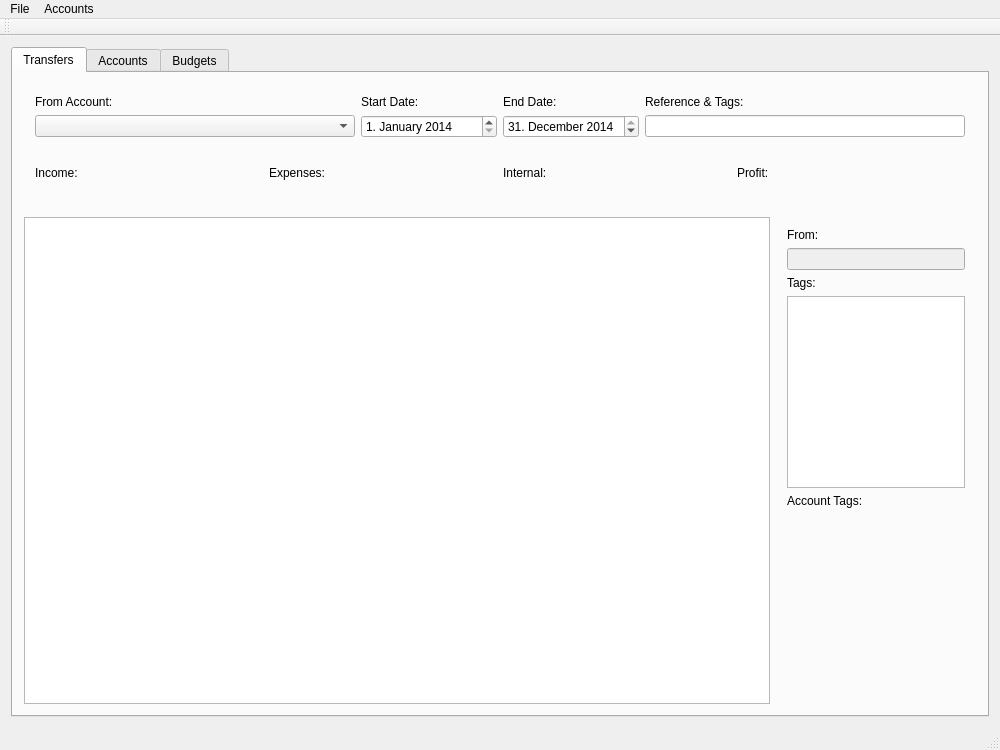
Marvin182/Moneyphant, file ui/mainwindow.ui: the form before one commit.
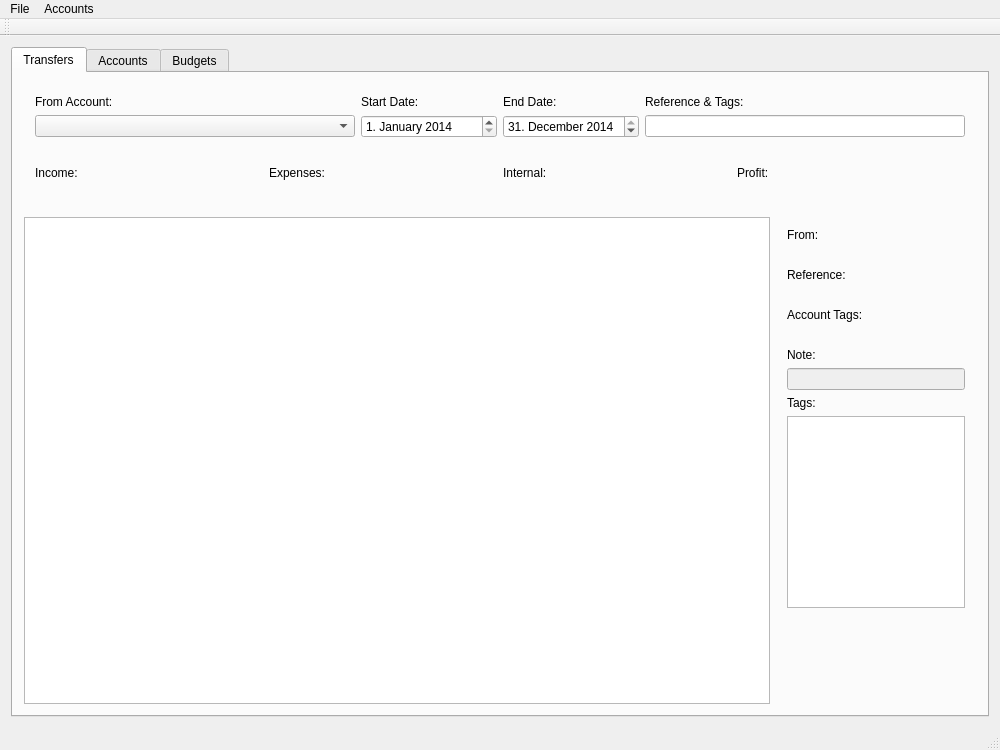
The form after the commit. Custom widgets are drawn as their Qt base class.

Commit message: Allow editing transfer tags

Diff of the .ui file:
```diff
--- a/ui/mainwindow.ui
+++ b/ui/mainwindow.ui
@@ -209,7 +209,49 @@
               </widget>
              </item>
              <item>
-              <widget class="QLineEdit" name="transferFrom">
+              <widget class="QLabel" name="transferFrom">
+               <property name="text">
+                <string/>
+               </property>
+              </widget>
+             </item>
+             <item>
+              <widget class="QLabel" name="label_23">
+               <property name="text">
+                <string>Reference:</string>
+               </property>
+              </widget>
+             </item>
+             <item>
+              <widget class="QLabel" name="transferReference">
+               <property name="text">
+                <string/>
+               </property>
+              </widget>
+             </item>
+             <item>
+              <widget class="QLabel" name="tagsFromAccountsLabel">
+               <property name="text">
+                <string>Account Tags:</string>
+               </property>
+              </widget>
+             </item>
+             <item>
+              <widget class="QLabel" name="tagsFromAccounts">
+               <property name="text">
+                <string/>
+               </property>
+              </widget>
+             </item>
+             <item>
+              <widget class="QLabel" name="label_22">
+               <property name="text">
+                <string>Note:</string>
+               </property>
+              </widget>
+             </item>
+             <item>
+              <widget class="QLineEdit" name="transferNote">
                <property name="enabled">
                 <bool>false</bool>
                </property>
@@ -225,20 +267,6 @@
              <item>
               <widget class="TagEdit" name="transferTags"/>
              </item>
-             <item>
-              <widget class="QLabel" name="label_7">
-               <property name="text">
-                <string>Account Tags:</string>
-               </property>
-              </widget>
-             </item>
-             <item>
-              <widget class="QLabel" name="transferTagsFromAccounts">
-               <property name="text">
-                <string/>
-               </property>
-              </widget>
-             </item>
              <item>
               <spacer name="verticalSpacer_2">
                <property name="orientation">
```
Left out of the diff: 2 changed lines with no effect on the pictures. The commit also changes 8 other files.
